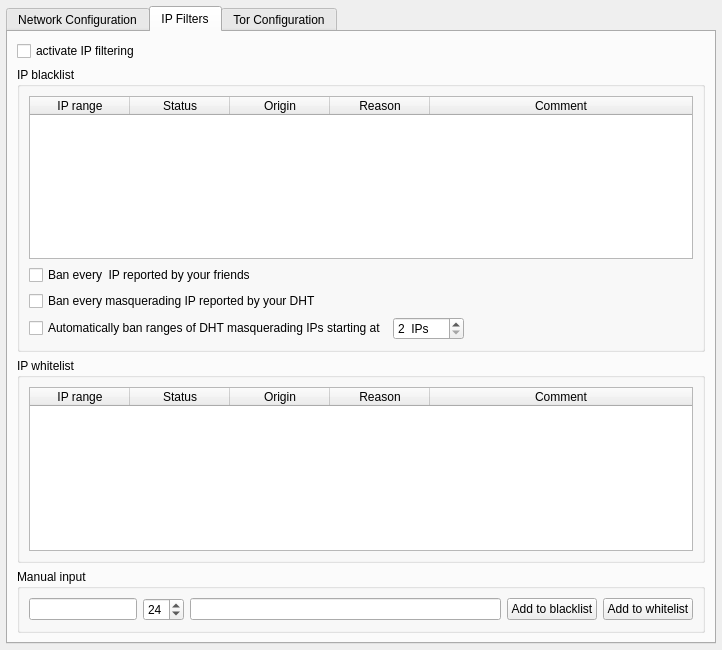
The window that retroshare-gui/src/gui/settings/ServerPage.ui (RetroShare/RetroShare) describes before a commit, drawn with Qt 5.
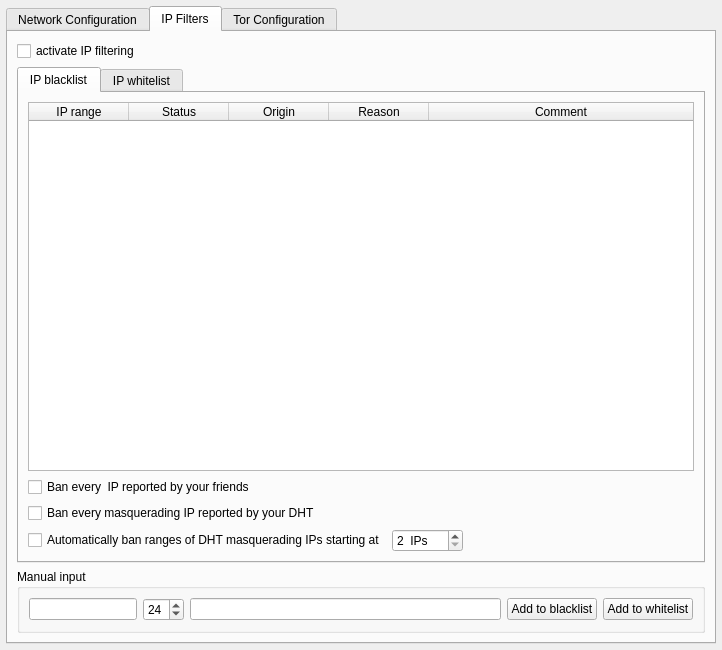
The same window after the commit. The open tabs and pages were chosen to show the change. Icons and pictures are not drawn.

Commit message: Moved IP Filter Widgets into Tabs

Diff of the .ui file:
```diff
--- a/retroshare-gui/src/gui/settings/ServerPage.ui
+++ b/retroshare-gui/src/gui/settings/ServerPage.ui
@@ -511,10 +511,14 @@
         </widget>
        </item>
        <item>
-        <widget class="QGroupBox" name="groupBox">
-         <property name="title">
+        <widget class="QTabWidget" name="tabWidget">
+         <property name="currentIndex">
+          <number>0</number>
+         </property>
+         <widget class="QWidget" name="tabWidgetPage1" native="true">
+          <attribute name="title">
           <string>IP blacklist</string>
-         </property>
+          </attribute>
          <layout class="QVBoxLayout" name="verticalLayout_4">
           <item>
            <widget class="QTableWidget" name="filteredIpsTable">
@@ -625,14 +629,12 @@
           </item>
          </layout>
         </widget>
-       </item>
-       <item>
-        <widget class="QGroupBox" name="groupBox_2">
-         <property name="title">
+         <widget class="QWidget" name="tab_3">
+          <attribute name="title">
           <string>IP whitelist</string>
-         </property>
-         <layout class="QVBoxLayout" name="verticalLayout_9">
-          <item>
+          </attribute>
+          <layout class="QGridLayout" name="gridLayout_2">
+           <item row="0" column="0">
            <widget class="QTableWidget" name="whiteListIpsTable">
             <property name="contextMenuPolicy">
              <enum>Qt::CustomContextMenu</enum>
@@ -680,6 +682,7 @@
            </widget>
           </item>
          </layout>
+         </widget>
         </widget>
        </item>
        <item>
```
Lines whose indentation alone changed are shown as unchanged.
